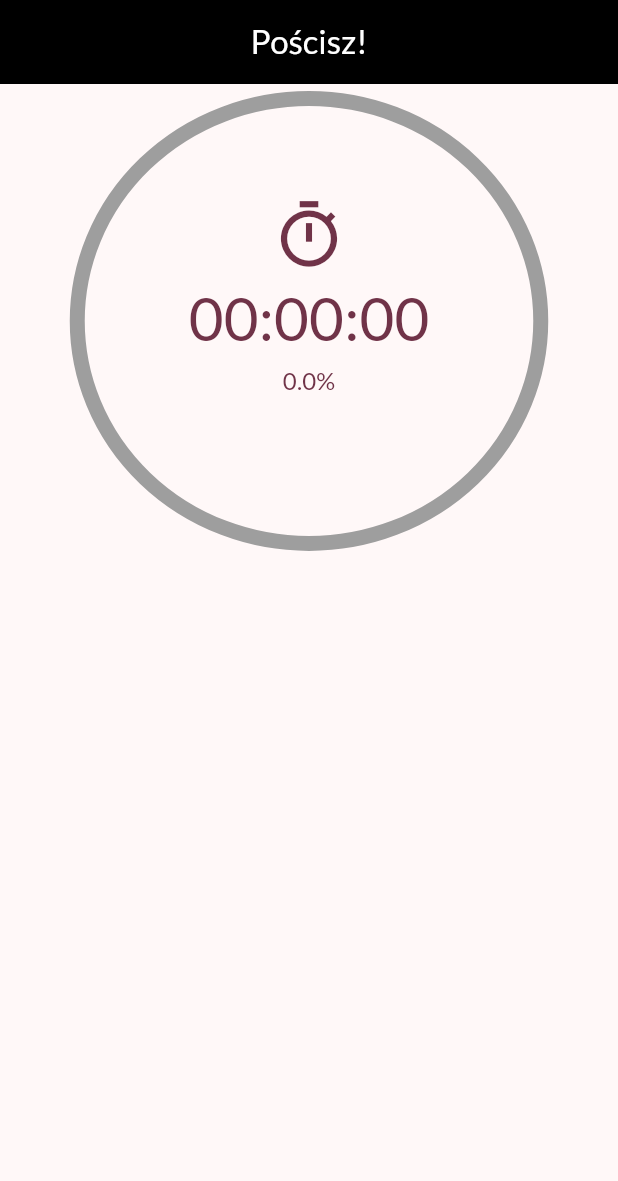
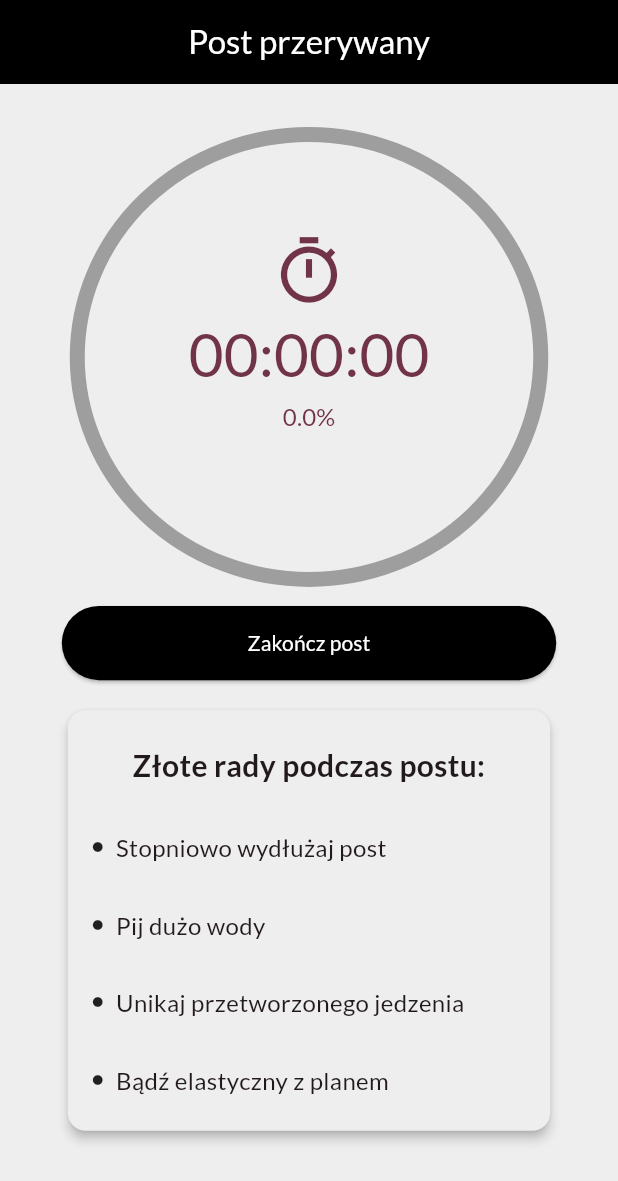
Before and after one commit to Adidadi0112/fasting_app, a Flutter app: the screen it shows after launch, after a tap on an icon or button, on a phone screen of 412 x 824 dp. Shown: the top 1181 px of the screen. Run offline on Flutter 3.47's test engine with Material 3 defaults, Android fonts, the phone set to English and light mode, and no system bars; our stand-ins replace google_fonts.

Commit message:
Some UI improvements in home page

```diff
--- a/lib/pages/home.dart
+++ b/lib/pages/home.dart
@@ -1,3 +1,4 @@
+import 'package:fasting_app/pages/initial_page.dart';
 import 'package:fasting_app/widgets/stopwatch.dart';
 import 'package:flutter/material.dart';
 
@@ -8,26 +9,117 @@ class HomePage extends StatelessWidget {
 
   @override
   Widget build(BuildContext context) {
-    // double width = MediaQuery.of(context).size.width;
-    // double height = MediaQuery.of(context).size.height;
+    double width = MediaQuery.of(context).size.width;
+    double height = MediaQuery.of(context).size.height;
 
     return Scaffold(
       appBar: AppBar(
         automaticallyImplyLeading: false,
         title: const Center(
           child: Text(
-            "Pościsz!",
+            "Post przerywany",
             style: TextStyle(color: Colors.white),
           ),
         ),
         backgroundColor: Colors.black,
       ),
+      backgroundColor: Colors.grey.shade200,
       body: Center(
         child: Padding(
-          padding: const EdgeInsets.all(8.0),
+          padding: const EdgeInsets.only(top: 32, left: 8, right: 8),
           child: Column(
             children: [
               Stoper(fastingDuration: fastingDuration),
+              const SizedBox(height: 16),
+              ElevatedButton(
+                onPressed: () => Navigator.of(context).push(
+                  MaterialPageRoute(
+                    builder: ((context) => const InitPage()),
+                  ),
+                ),
+                style: ElevatedButton.styleFrom(
+                    minimumSize: Size(width * 0.8, height * 0.06),
+                    backgroundColor: Colors.black),
+                child: const Text(
+                  "Zakończ post",
+                  style: TextStyle(color: Colors.white),
+                ),
+              ),
+              const SizedBox(height: 16),
+              SizedBox(
+                width: width * 0.8,
+                height: height * 0.35,
+                child: Card(
+                  color: Colors.grey.shade200,
+                  elevation: 3,
+                    child: const Padding(
+                  padding:
+                      EdgeInsets.symmetric(vertical: 8.0, horizontal: 16.0),
+                  child: Column(
+                    mainAxisAlignment: MainAxisAlignment.spaceAround,
+                    children: [
+                      Text(
+                        "Złote rady podczas postu:",
+                        textAlign: TextAlign.center,
+                        style: TextStyle(fontSize: 20, fontWeight: FontWeight.bold),
+
+                      ),
+                      Row(
+                        children: [
+                          Icon(
+                            Icons.circle,
+                            size: 8,
+                          ),
+                          SizedBox(width: 8),
+                          Text(
+                            "Stopniowo wydłużaj post",
+                            style: TextStyle(fontSize: 16),
+                          ),
+                        ],
+                      ),
+                      Row(
+                        children: [
+                          Icon(
+                            Icons.circle,
+                            size: 8,
+                          ),
+                          SizedBox(width: 8),
+                          Text(
+                            "Pij dużo wody",
+                            style: TextStyle(fontSize: 16),
+                          ),
+                        ],
+                      ),
+                      Row(
+                        children: [
+                          Icon(
+                            Icons.circle,
+                            size: 8,
+                          ),
+                          SizedBox(width: 8),
+                          Text(
+                            "Unikaj przetworzonego jedzenia",
+                            style: TextStyle(fontSize: 16),
+                          ),
+                        ],
+                      ),
+                      Row(
+                        children: [
+                          Icon(
+                            Icons.circle,
+                            size: 8,
+                          ),
+                          SizedBox(width: 8),
+                          Text(
+                            "Bądź elastyczny z planem",
+                            style: TextStyle(fontSize: 16),
+                          ),
+                        ],
+                      ),
+                    ],
+                  ),
+                )),
+              )
             ],
           ),
         ),
--- a/lib/pages/initial_page.dart
+++ b/lib/pages/initial_page.dart
@@ -10,6 +10,7 @@ class InitPage extends StatelessWidget {
   Widget build(BuildContext context) {
     return Scaffold(
       appBar: AppBar(
+        automaticallyImplyLeading: false,
         title: const Center(
           child: Text(
             "Rozpocznij post!",
```
